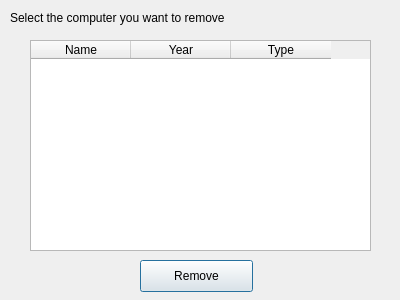
Above: gui/remove/removecomp.ui from HelgiThomas/Verklegt31 before the change. Below: the same form after it.
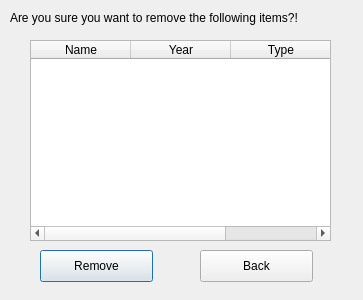
That is the form after the change.

```diff
--- a/gui/remove/removecomp.ui
+++ b/gui/remove/removecomp.ui
@@ -6,7 +6,7 @@
    <rect>
     <x>0</x>
     <y>0</y>
-    <width>400</width>
+    <width>363</width>
     <height>300</height>
    </rect>
   </property>
@@ -23,14 +23,14 @@
     </rect>
    </property>
    <property name="text">
-    <string>Select the computer you want to remove</string>
+    <string>Are you sure you want to remove the following items?!</string>
    </property>
   </widget>
   <widget class="QPushButton" name="button_removeComp">
    <property name="geometry">
     <rect>
-     <x>140</x>
-     <y>260</y>
+     <x>40</x>
+     <y>250</y>
      <width>113</width>
      <height>32</height>
     </rect>
@@ -44,8 +44,8 @@
     <rect>
      <x>30</x>
      <y>40</y>
-     <width>341</width>
-     <height>211</height>
+     <width>301</width>
+     <height>201</height>
     </rect>
    </property>
    <column>
@@ -64,6 +64,19 @@
     </property>
    </column>
   </widget>
+  <widget class="QPushButton" name="pushButton">
+   <property name="geometry">
+    <rect>
+     <x>200</x>
+     <y>250</y>
+     <width>113</width>
+     <height>32</height>
+    </rect>
+   </property>
+   <property name="text">
+    <string>Back</string>
+   </property>
+  </widget>
  </widget>
  <resources/>
  <connections/>
```
